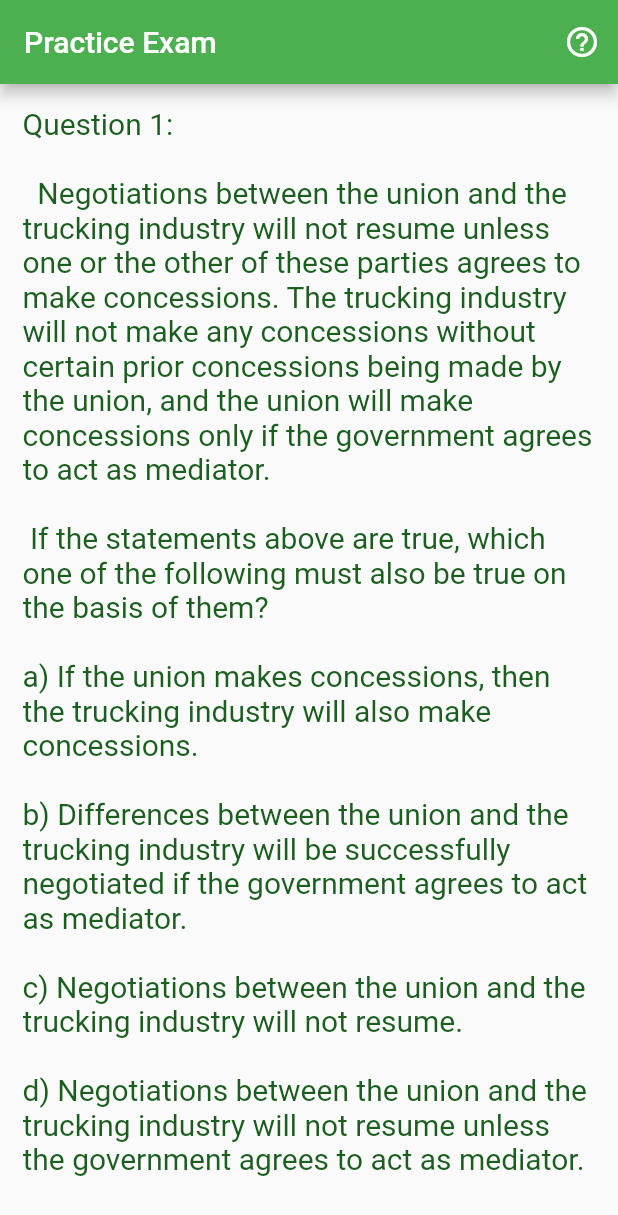
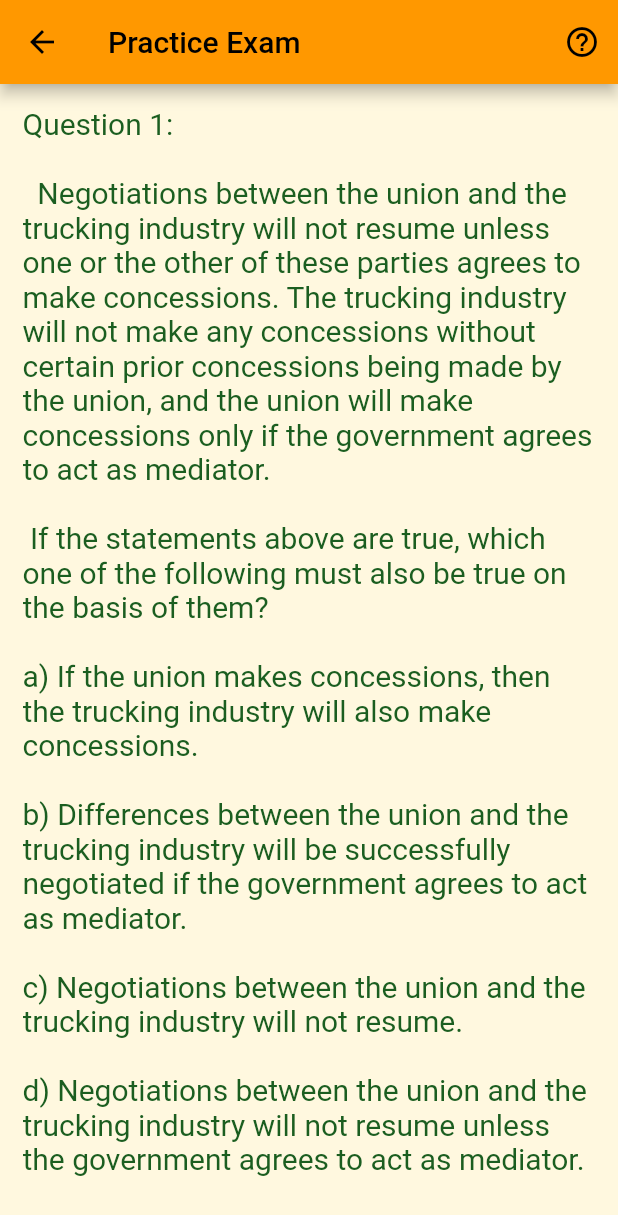
Before and after one commit to bsalloum123/lsat_prep_app_2, a Flutter app: the homePage screen opened directly, after a tap on "Practice Exam", on a phone screen of 412 x 824 dp. Shown: the top 1215 px of the screen. Run offline on Flutter 3.47's test engine with Material 2 defaults, Android fonts, the phone set to English and light mode, and no system bars; our stand-ins replace cloud_firestore, firebase_auth, firebase_core; accounts and stored records are empty.

Commit message:
Change Practice Exam, Flash Cards, and Category Recognition to follow the color theme

```diff
--- a/lib/practiceExam.dart
+++ b/lib/practiceExam.dart
@@ -6,13 +6,7 @@ class pTestDesign extends StatelessWidget {
 
   @override
   Widget build(BuildContext context) {
-    return MaterialApp(
-      debugShowCheckedModeBanner: false,
-      theme: ThemeData(
-          primarySwatch: Colors.green
-      ),
-      home: const pTestPage(),
-    );
+    return const pTestPage();
   }
 }
 
```
Also changed, not shown: lib/CategoryRecognition.dart (+1 -7 lines), lib/flashCards.dart (+1 -7 lines).
